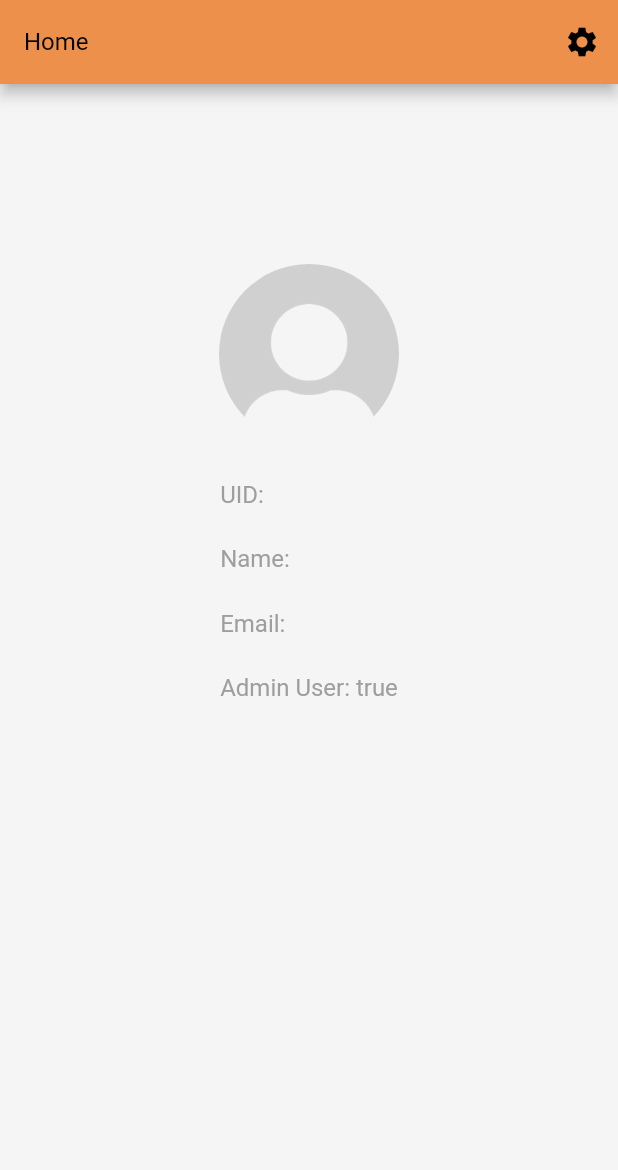
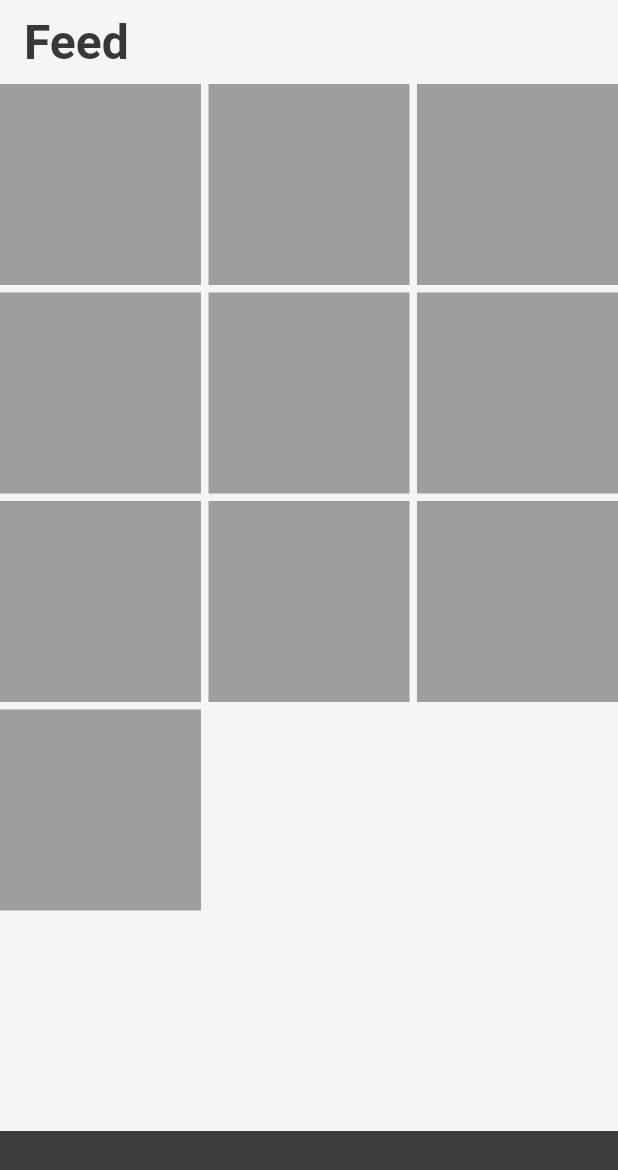
Before and after one commit to ur-uw/Posty, a Flutter app: the screen it shows once a user with an empty profile is signed in, on a phone screen of 412 x 824 dp. Shown: the top 1170 px of the screen. Run offline on Flutter 3.47's test engine with Material 2 defaults, Android fonts, the phone set to English and light mode, and no system bars; our stand-ins replace cloud_firestore, firebase_auth, firebase_core, get, get_storage; accounts and stored records are empty; Roboto replaces fonts that are missing (ProductSans).

Commit message:
Getting home screen ready

```diff
--- a/lib/constants/app_themes.dart
+++ b/lib/constants/app_themes.dart
@@ -17,7 +17,7 @@ class AppThemes {
   static String font2 = "Roboto";
   //constants color range for light theme
   //main color
-  static const Color _lightPrimaryColor = orange;
+  static const Color _lightPrimaryColor = whiteLilac;
 
   //Background Colors
   static const Color _lightBackgroundColor = whiteLilac;
@@ -29,9 +29,7 @@ class AppThemes {
   static const Color _lightBackgroundSuccessColor = juneBud;
 
   //Text Colors
-  static const Color _lightTextColor = Colors.black;
-  static const Color _lightAlertTextColor = Colors.black;
-  static const Color _lightTextSecondaryColor = Colors.black;
+  static const Color _lightTextColor = Color(0xff393838);
 
   //Border Color
   static const Color _lightBorderColor = lightGreyText;
@@ -82,7 +80,8 @@ class AppThemes {
     bodyText2: TextStyle(fontSize: 14.0, color: Colors.grey),
     button: TextStyle(
         fontSize: 15.0, color: _lightTextColor, fontWeight: FontWeight.w600),
-    headline6: TextStyle(fontSize: 16.0, color: _lightTextColor),
+    headline6: TextStyle(
+        fontSize: 32.0, fontWeight: FontWeight.w700, color: _lightTextColor),
     subtitle1: TextStyle(fontSize: 16.0, color: _lightTextColor),
     caption: TextStyle(fontSize: 12.0, color: _lightBackgroundAppBarColor),
   );
@@ -96,6 +95,7 @@ class AppThemes {
       backgroundColor: _lightPrimaryColor,
     ),
     appBarTheme: AppBarTheme(
+      elevation: 0,
       color: _lightBackgroundAppBarColor,
       iconTheme: IconThemeData(color: _lightTextColor),
       textTheme: _lightTextTheme,
@@ -168,7 +168,8 @@ class AppThemes {
     bodyText2: TextStyle(fontSize: 14.0, color: Colors.grey),
     button: TextStyle(
         fontSize: 15.0, color: _darkTextColor, fontWeight: FontWeight.w600),
-    headline6: TextStyle(fontSize: 16.0, color: _darkTextColor),
+    headline6: TextStyle(
+        fontSize: 32.0, fontWeight: FontWeight.w700, color: _darkTextColor),
     subtitle1: TextStyle(fontSize: 16.0, color: _darkTextColor),
     caption: TextStyle(fontSize: 12.0, color: _darkBackgroundAppBarColor),
   );
@@ -185,6 +186,7 @@ class AppThemes {
       backgroundColor: _darkPrimaryColor,
     ),
     appBarTheme: AppBarTheme(
+      elevation: 0,
       color: _darkBackgroundAppBarColor,
       iconTheme: IconThemeData(color: _darkTextColor),
       textTheme: _darkTextTheme,
--- a/lib/controllers/auth_controller.dart
+++ b/lib/controllers/auth_controller.dart
@@ -49,9 +49,9 @@ class AuthController extends GetxController {
 
     if (_firebaseUser == null) {
       print('Send to signin');
-      Get.offAll(SignInUI());
+      Get.offAll(() => SignInUI());
     } else {
-      Get.offAll(HomeUI());
+      Get.offAll(() => HomeUI());
     }
   }
 
--- a/lib/ui/home_ui.dart
+++ b/lib/ui/home_ui.dart
@@ -1,66 +1,41 @@
 import 'package:flutter/material.dart';
 import 'package:get/get.dart';
+import 'package:posty/constants/app_themes.dart';
 import 'package:posty/controllers/controllers.dart';
-import 'package:posty/ui/components/components.dart';
-import 'package:posty/ui/ui.dart';
 
 class HomeUI extends StatelessWidget {
   @override
   Widget build(BuildContext context) {
     return GetBuilder<AuthController>(
       init: AuthController(),
+      // ignore: unnecessary_null_comparison
       builder: (controller) => controller.firestoreUser.value!.uid == null
           ? Center(
               child: CircularProgressIndicator(),
             )
           : Scaffold(
-              appBar: AppBar(
-                title: Text('home.title'.tr),
-                actions: [
-                  IconButton(
-                      icon: Icon(Icons.settings),
-                      onPressed: () {
-                        Get.to(SettingsUI());
-                      }),
+              appBar: AppBar(title: Text('Feed')),
+              bottomNavigationBar: Container(
+                height: 70,
+                decoration: BoxDecoration(
+                  color: AppThemes.ebonyClay,
+                ),
+              ),
+              body: GridView.count(
+                crossAxisCount: 3,
+                mainAxisSpacing: 5,
+                crossAxisSpacing: 5,
+                physics: BouncingScrollPhysics(),
+                children: [
+                  ...List.generate(
+                    10,
+                    (index) => Container(
+                      height: 100,
+                      width: 100,
+                      color: Colors.grey,
+                    ),
+                  )
                 ],
-              ),
-              body: Center(
-                child: Column(
-                  children: <Widget>[
-                    SizedBox(height: 120),
-                    Avatar(controller.firestoreUser.value!),
-                    Column(
-                      mainAxisAlignment: MainAxisAlignment.start,
-                      crossAxisAlignment: CrossAxisAlignment.start,
-                      children: <Widget>[
-                        FormVerticalSpace(),
-                        Text(
-                            'home.uidLabel'.tr +
-                                ': ' +
-                                controller.firestoreUser.value!.uid,
-                            style: TextStyle(fontSize: 16)),
-                        FormVerticalSpace(),
-                        Text(
-                            'home.nameLabel'.tr +
-                                ': ' +
-                                controller.firestoreUser.value!.name,
-                            style: TextStyle(fontSize: 16)),
-                        FormVerticalSpace(),
-                        Text(
-                            'home.emailLabel'.tr +
-                                ': ' +
-                                controller.firestoreUser.value!.email,
-                            style: TextStyle(fontSize: 16)),
-                        FormVerticalSpace(),
-                        Text(
-                            'home.adminUserLabel'.tr +
-                                ': ' +
-                                controller.admin.value.toString(),
-                            style: TextStyle(fontSize: 16)),
-                      ],
-                    ),
-                  ],
-                ),
               ),
             ),
     );
--- a/pubspec.yaml
+++ b/pubspec.yaml
@@ -16,6 +16,7 @@ dependencies:
   # firebase_analytics: ^7.1.1 no nullsafe... skip it for now
   firebase_auth: ^1.4.1
   cloud_firestore: ^1.0.7
+#  Ui packages
 
   # google_sign_in:
   # apple_sign_in:
```
Also changed, not shown: Get posty IG api code.txt (added, +37 -0 lines), lib/helpers/abstracts/platform_aware_abstract.dart (added, +42 -0 lines).
